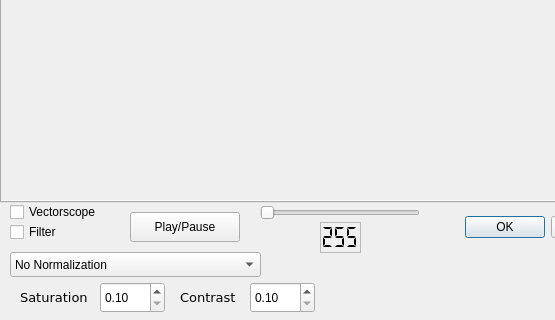
The window that src/maggicsegmentationdialog.ui (robocin/vss-vision) describes before a commit, drawn with Qt 5; both pictures show x 0 to 555 and y 308 to 628 of the 750 by 628 pixel window.
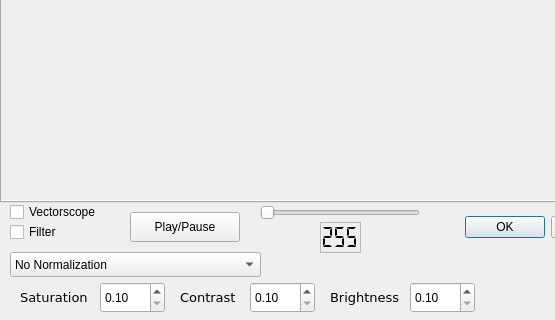
The same window after the commit. Icons and pictures are not drawn.

Commit message: feat(MaggicSegmentation): add brightness inputs for frame post processing

```diff
--- a/src/maggicsegmentationdialog.ui
+++ b/src/maggicsegmentationdialog.ui
@@ -616,7 +616,7 @@
   <widget class="QDoubleSpinBox" name="saturation">
    <property name="geometry">
     <rect>
-     <x>250</x>
+     <x>100</x>
      <y>590</y>
      <width>65</width>
      <height>31</height>
@@ -626,7 +626,7 @@
     <double>0.100000000000000</double>
    </property>
    <property name="maximum">
-    <double>10.000000000000000</double>
+    <double>30.000000000000000</double>
    </property>
    <property name="singleStep">
     <double>0.100000000000000</double>
@@ -654,7 +654,7 @@
   <widget class="QDoubleSpinBox" name="contrast">
    <property name="geometry">
     <rect>
-     <x>100</x>
+     <x>250</x>
      <y>590</y>
      <width>65</width>
      <height>31</height>
@@ -664,7 +664,45 @@
     <double>0.100000000000000</double>
    </property>
    <property name="maximum">
-    <double>10.000000000000000</double>
+    <double>30.000000000000000</double>
+   </property>
+   <property name="singleStep">
+    <double>0.100000000000000</double>
+   </property>
+  </widget>
+  <widget class="QLabel" name="label_4">
+   <property name="geometry">
+    <rect>
+     <x>330</x>
+     <y>595</y>
+     <width>71</width>
+     <height>21</height>
+    </rect>
+   </property>
+   <property name="font">
+    <font>
+     <family>DejaVu Sans</family>
+     <pointsize>10</pointsize>
+    </font>
+   </property>
+   <property name="text">
+    <string>Brightness</string>
+   </property>
+  </widget>
+  <widget class="QDoubleSpinBox" name="brightness">
+   <property name="geometry">
+    <rect>
+     <x>410</x>
+     <y>590</y>
+     <width>65</width>
+     <height>31</height>
+    </rect>
+   </property>
+   <property name="minimum">
+    <double>0.100000000000000</double>
+   </property>
+   <property name="maximum">
+    <double>30.000000000000000</double>
    </property>
    <property name="singleStep">
     <double>0.100000000000000</double>
```
Left out of the diff: 1 changed line with no effect on the pictures. The commit also changes 4 other files.
